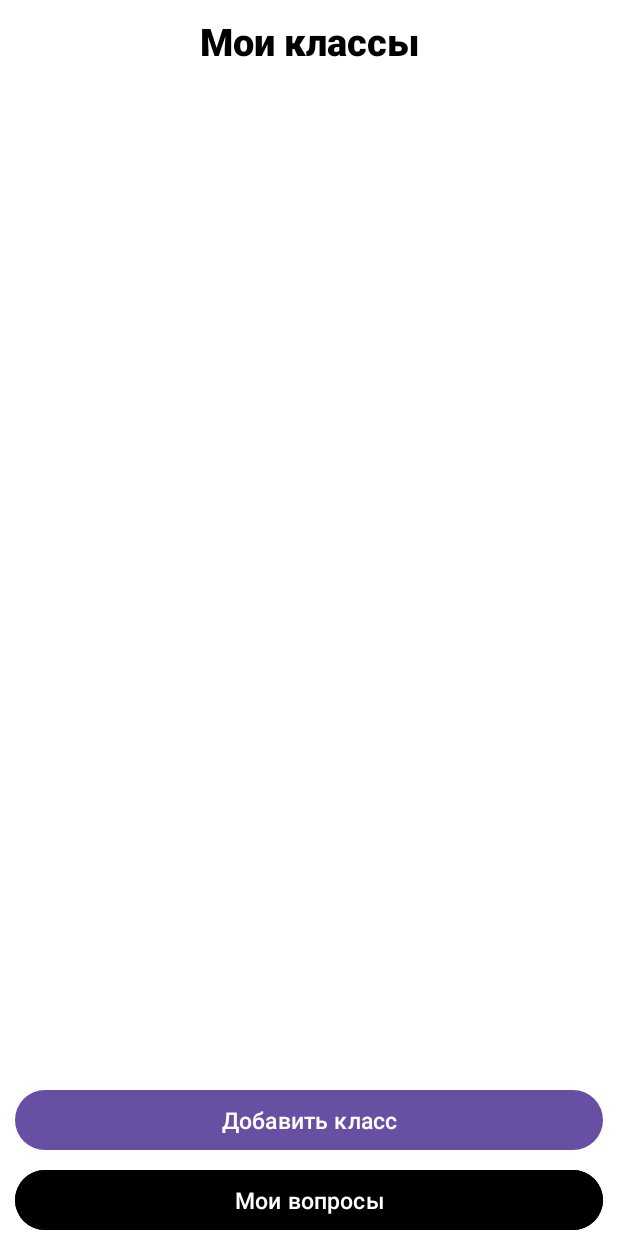
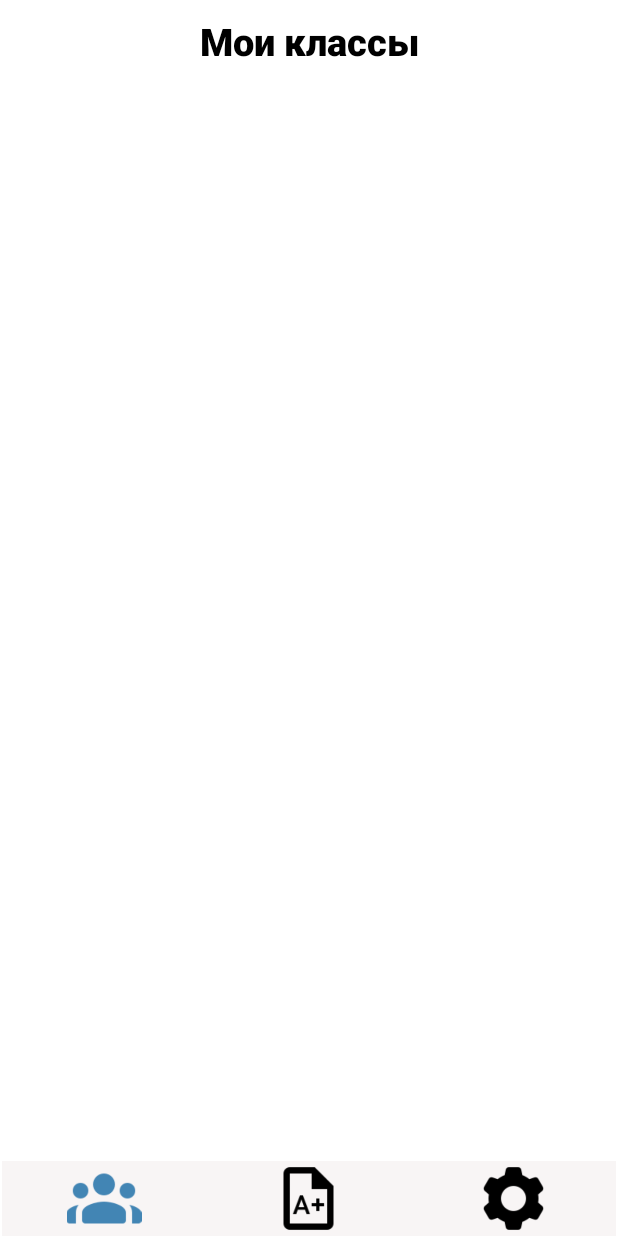
Before and after one commit to marcuryyy/EduVisionApp, an Android app: the MyClasses screen opened directly, with no data from a screen before it, on a phone screen of 412 x 824 dp. Run offline under Robolectric (Android 15) with nearby library versions, the phone set to English and light mode, and no system bars.

Commit message:
navigation bar and colors changes

```diff
--- a/app/src/main/AndroidManifest.xml
+++ b/app/src/main/AndroidManifest.xml
@@ -1,8 +1,6 @@
 <?xml version="1.0" encoding="utf-8"?>
 <manifest xmlns:android="http://schemas.android.com/apk/res/android"
     xmlns:tools="http://schemas.android.com/tools">
-
-
     <uses-feature
         android:name="android.hardware.camera"
         android:required="false" />
--- a/app/src/main/java/com/example/testproject/MyClasses.kt
+++ b/app/src/main/java/com/example/testproject/MyClasses.kt
@@ -4,6 +4,7 @@ import android.app.Activity
 import android.content.Intent
 import android.os.Bundle
 import android.widget.Button
+import android.widget.ImageButton
 import androidx.activity.enableEdgeToEdge
 import androidx.activity.result.ActivityResult
 
@@ -28,8 +29,8 @@ class MyClasses : AppCompatActivity() {
         setContentView(R.layout.activity_my_classes)
 
         val itemList = fetchDataFromSQLite() // Function to fetch data from SQLite
-        val add_class_button: Button = findViewById(R.id.add_class)
-        val my_tests_button: Button = findViewById(R.id.my_tests_button)
+        val add_class_button: ImageButton = findViewById(R.id.add_class)
+        val my_tests_button: ImageButton = findViewById(R.id.my_tests_button)
 
         recyclerView = findViewById(R.id.ClassList)
         recyclerView.layoutManager = LinearLayoutManager(this)
--- a/app/src/main/res/layout/activity_main.xml
+++ b/app/src/main/res/layout/activity_main.xml
@@ -3,7 +3,6 @@
     xmlns:app="http://schemas.android.com/apk/res-auto"
     xmlns:tools="http://schemas.android.com/tools"
     android:id="@+id/main"
-    android:background="@color/white"
     android:layout_width="match_parent"
     android:layout_height="wrap_content"
     android:orientation="vertical"
@@ -24,7 +23,6 @@
         android:fontFamily="sans-serif-black"
         android:gravity="center"
         android:text="Регистрация"
-        android:textColor="@color/black"
         android:textSize="25sp"
         android:textAppearance="@style/TextAppearance.AppCompat.Large"
         android:textStyle="bold"
--- a/app/src/main/res/layout/activity_my_classes.xml
+++ b/app/src/main/res/layout/activity_my_classes.xml
@@ -4,12 +4,12 @@
     xmlns:tools="http://schemas.android.com/tools"
     android:id="@+id/main"
     android:layout_width="match_parent"
-    android:layout_height="wrap_content"
+    android:layout_height="match_parent"
+    android:fitsSystemWindows="true"
     android:orientation="vertical"
+    android:screenOrientation="portrait"
+    android:windowTranslucentNavigation="true"
     android:windowTranslucentStatus="true"
-    android:windowTranslucentNavigation="true"
-    android:fitsSystemWindows="true"
-    android:screenOrientation="portrait"
     tools:context=".MyClasses">
 
     <TextView
@@ -30,49 +30,59 @@
     <androidx.recyclerview.widget.RecyclerView
         android:id="@+id/ClassList"
         android:layout_width="match_parent"
-        android:layout_height="match_parent"
+        android:layout_height="400dp"
         android:layout_marginStart="10dp"
-        android:layout_marginTop="50dp"
+        android:layout_marginTop="20dp"
         android:layout_marginEnd="10dp"
         android:layout_marginBottom="150dp"
         app:layout_constraintBottom_toBottomOf="parent"
         app:layout_constraintEnd_toEndOf="parent"
         app:layout_constraintHorizontal_bias="0.0"
         app:layout_constraintStart_toStartOf="parent"
-        app:layout_constraintTop_toTopOf="parent" />
+        app:layout_constraintTop_toBottomOf="@+id/ClassPageLabel"
+        app:layout_constraintVertical_bias="0.0" />
 
-    <Button
-        android:id="@+id/add_class"
+
+    <LinearLayout
         android:layout_width="match_parent"
         android:layout_height="wrap_content"
-        android:layout_marginStart="10dp"
-        android:layout_marginTop="740dp"
-        android:layout_marginEnd="10dp"
-        android:layout_marginBottom="5dp"
-        android:text="Добавить класс"
-        android:textSize="15sp"
-        app:layout_constraintBottom_toTopOf="@+id/my_tests_button"
-        app:layout_constraintEnd_toEndOf="parent"
-        app:layout_constraintHorizontal_bias="1.0"
-        app:layout_constraintStart_toStartOf="parent"
-        app:layout_constraintTop_toBottomOf="@+id/ClassPageLabel"
-        app:layout_constraintVertical_bias="1.0" />
-
-    <Button
-        android:id="@+id/my_tests_button"
-        android:layout_width="match_parent"
-        android:layout_height="wrap_content"
-        android:layout_marginStart="10dp"
-        android:layout_marginEnd="10dp"
-        android:backgroundTint="#000000"
-        android:text="Мои вопросы"
-        android:textSize="15sp"
+        android:layout_marginStart="1dp"
+        android:layout_marginEnd="1dp"
+        android:orientation="horizontal"
         app:layout_constraintBottom_toBottomOf="parent"
         app:layout_constraintEnd_toEndOf="parent"
-        app:layout_constraintHorizontal_bias="0.0"
-        app:layout_constraintStart_toStartOf="parent"
-        app:layout_constraintTop_toTopOf="parent"
-        app:layout_constraintVertical_bias="1.0" />
+        app:layout_constraintStart_toStartOf="parent">
+
+        <ImageButton
+            android:id="@+id/add_class"
+            android:layout_width="0dp"
+            android:layout_height="50dp"
+            android:background="@color/milk"
+            android:scaleType="fitCenter"
+            android:layout_weight="1"
+            android:src="@drawable/icons8_people_96_lightblue"
+            />
+
+        <ImageButton
+            android:id="@+id/my_tests_button"
+            android:layout_width="0dp"
+            android:layout_height="50dp"
+            android:scaleType="fitCenter"
+            android:layout_weight="1"
+            android:background="@color/milk"
+            android:src="@drawable/icons8_exam_96"
+            />
+
+        <ImageButton
+            android:id="@+id/two"
+            android:layout_width="0dp"
+            android:layout_height="50dp"
+            android:layout_weight="1"
+            android:background="@color/milk"
+            android:scaleType="fitCenter"
+            android:src="@drawable/icons8_settings_96" />
+    </LinearLayout>
+
 
 
 </androidx.constraintlayout.widget.ConstraintLayout>
--- a/app/src/main/res/layout/activity_my_tests.xml
+++ b/app/src/main/res/layout/activity_my_tests.xml
@@ -9,6 +9,7 @@
     android:windowTranslucentStatus="true"
     android:windowTranslucentNavigation="true"
     android:fitsSystemWindows="true"
+    android:theme="@style/Theme.TestProject"
     android:screenOrientation="portrait"
     tools:context=".MyTestsActivity">
 
@@ -34,13 +35,13 @@
         android:layout_marginStart="10dp"
         android:layout_marginTop="50dp"
         android:layout_marginEnd="10dp"
-        android:layout_marginBottom="150dp"
+        android:layout_marginBottom="400dp"
         app:layout_constraintBottom_toBottomOf="parent"
         app:layout_constraintEnd_toEndOf="parent"
         app:layout_constraintHorizontal_bias="0.0"
         app:layout_constraintStart_toStartOf="parent"
         app:layout_constraintTop_toTopOf="parent"
-        app:layout_constraintVertical_bias="0.494" />
+        app:layout_constraintVertical_bias="0.995" />
 
     <Button
         android:id="@+id/add_test_button"
@@ -52,6 +53,8 @@
         android:layout_marginBottom="5dp"
         android:text="Добавить вопрос"
         android:textSize="15sp"
+        android:backgroundTint="@color/lightblue"
+        app:cornerRadius="10dp"
         app:layout_constraintBottom_toTopOf="@+id/my_classes_button"
         app:layout_constraintEnd_toEndOf="parent"
         app:layout_constraintHorizontal_bias="0.0"
--- a/app/src/main/res/values-night/themes.xml
+++ b/app/src/main/res/values-night/themes.xml
@@ -4,5 +4,7 @@
         <item name="android:statusBarColor">@color/black</item>
         <item name="android:background">@color/darkgrey</item>
         <item name="android:textColor">@color/white</item>
+        <item name="colorOnPrimary">@color/white</item>
+        <item name="android:button">@color/lightblue</item>
     </style>
 </resources>
--- a/app/src/main/res/values/colors.xml
+++ b/app/src/main/res/values/colors.xml
@@ -2,6 +2,7 @@
 <resources>
     <color name="black">#FF000000</color>
     <color name="white">#FFFFFFFF</color>
+    <color name="milk">#F8F5F5</color>
     <color name="lightblue">#FF4285B4</color>
     <color name="darkgrey">#FF2B2D30</color>
 </resources>
--- a/app/src/main/res/values/themes.xml
+++ b/app/src/main/res/values/themes.xml
@@ -1,10 +1,13 @@
 <resources xmlns:tools="http://schemas.android.com/tools">
     <!-- Base application theme. -->
     <style name="Base.Theme.TestProject" parent="Theme.Material3.DayNight.NoActionBar">
-        <item name="android:statusBarColor">@color/black</item>
+        <item name="android:statusBarColor">@color/lightblue</item>
         <item name="android:background">@color/white</item>
         <item name="android:textColor">@color/black</item>
+        <item name="colorOnPrimary">@color/white</item>
+
     </style>
+
 
     <style name="Theme.TestProject" parent="Base.Theme.TestProject" />
 </resources>
```
Also changed, not shown: app/src/main/res/drawable/icons8_exam_96.png (added), app/src/main/res/drawable/icons8_people_96.png (added), app/src/main/res/drawable/icons8_people_96_lightblue.png (added), app/src/main/res/drawable/icons8_settings_96.png (added).
